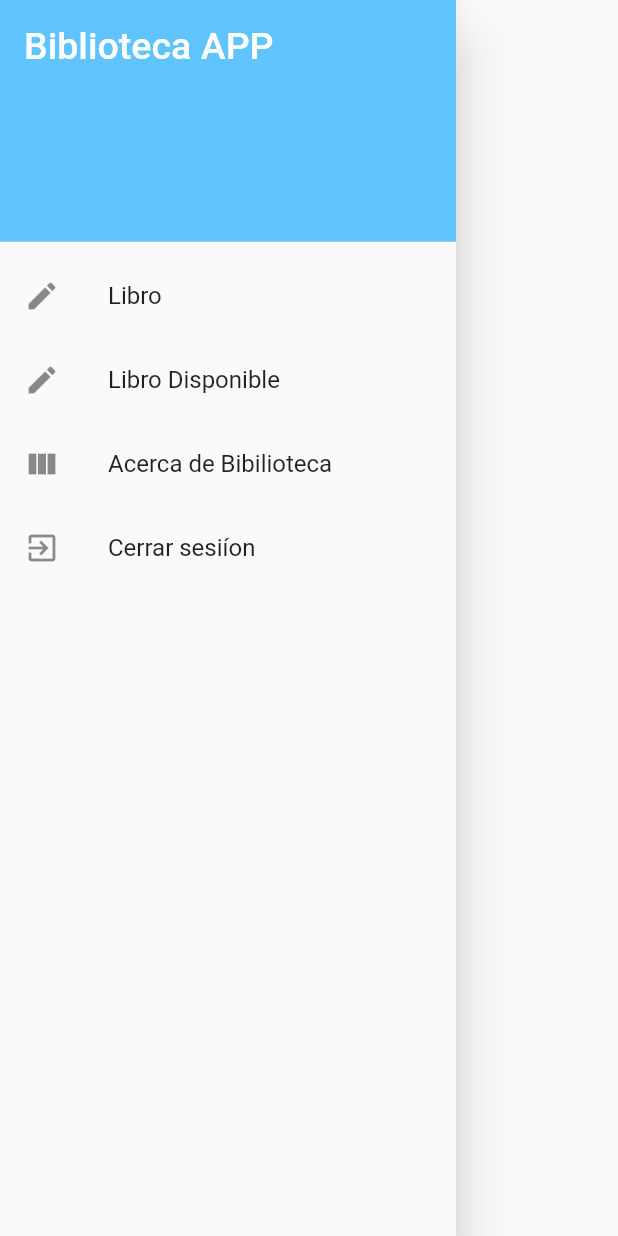
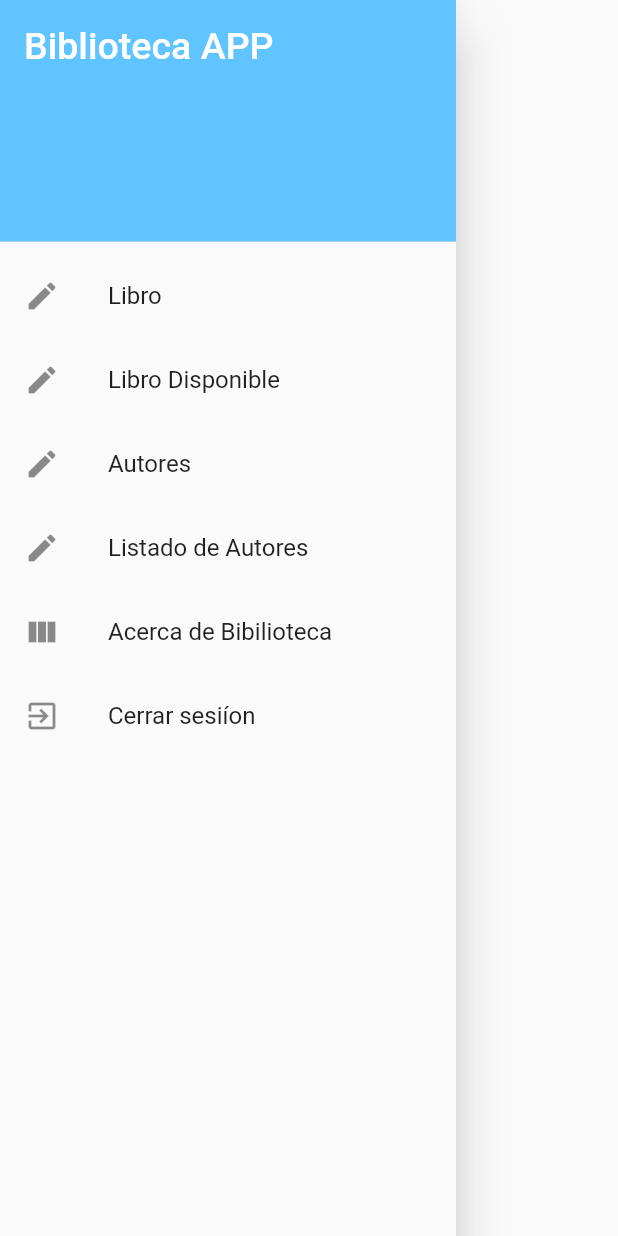
Before and after one commit to angelback12/front-end, a Flutter app: the NavDrawer widget shown alone on an empty page, opened directly, on a phone screen of 412 x 824 dp. Run offline on Flutter 3.47's test engine with Material 2 defaults, Android fonts, the phone set to English and light mode, and no system bars; network calls fail.

Commit message:
autores creados

```diff
--- a/lib/src/widgets/NavDrawer.dart
+++ b/lib/src/widgets/NavDrawer.dart
@@ -2,9 +2,9 @@ import 'package:flutter/material.dart';
 import '../ui/acerca_page.dart';
 import '../ui/libro_page.dart';
 import '../ui/libro_select_page.dart';
-import '../ui/user_page.dart';
 import '../ui/user_select_page.dart';
 import '../ui/user_page.dart';
+import '../ui/autor_page.dart';
 
 class NavDrawer extends StatelessWidget {
   @override
@@ -47,6 +47,22 @@ class NavDrawer extends StatelessWidget {
             },
           ),
           ListTile(
+            leading: Icon(Icons.create),
+            title: Text('Autores'),
+            onTap: () => {
+              Navigator.of(context)
+                  .push(MaterialPageRoute(builder: (context) => AutorPage()))
+            },
+          ),
+          ListTile(
+            leading: Icon(Icons.create),
+            title: Text('Listado de Autores'),
+            onTap: () => {
+              Navigator.of(context)
+                  .push(MaterialPageRoute(builder: (context) => LibroSelect()))
+            },
+          ),
+          ListTile(
             leading: Icon(Icons.view_column),
             title: Text('Acerca de Bibilioteca'),
             onTap: () => {
```
Also changed, not shown: lib/src/ui/autor_page.dart (+70 -0 lines).
